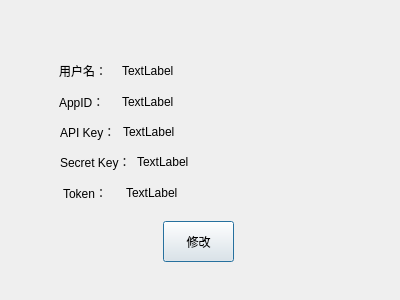
The window that configwidget.ui (slicesteak/SheepOCR) describes before a commit, drawn with Qt 5.
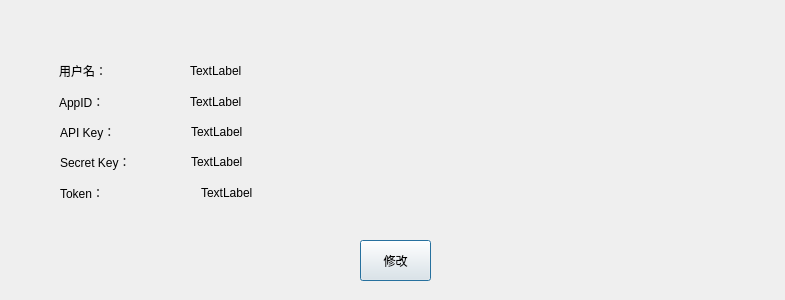
The same window after the commit.

Diff of the .ui file:
```diff
--- a/configwidget.ui
+++ b/configwidget.ui
@@ -6,7 +6,7 @@
    <rect>
     <x>0</x>
     <y>0</y>
-    <width>400</width>
+    <width>785</width>
     <height>300</height>
    </rect>
   </property>
@@ -18,7 +18,7 @@
     <rect>
      <x>60</x>
      <y>150</y>
-     <width>291</width>
+     <width>631</width>
      <height>23</height>
     </rect>
    </property>
@@ -42,9 +42,9 @@
   <widget class="QWidget" name="layoutWidget_5">
    <property name="geometry">
     <rect>
-     <x>63</x>
+     <x>60</x>
      <y>181</y>
-     <width>291</width>
+     <width>681</width>
      <height>23</height>
     </rect>
    </property>
@@ -70,7 +70,7 @@
     <rect>
      <x>59</x>
      <y>59</y>
-     <width>291</width>
+     <width>631</width>
      <height>23</height>
     </rect>
    </property>
@@ -96,7 +96,7 @@
     <rect>
      <x>60</x>
      <y>120</y>
-     <width>291</width>
+     <width>631</width>
      <height>23</height>
     </rect>
    </property>
@@ -120,8 +120,8 @@
   <widget class="QPushButton" name="confirmBtn">
    <property name="geometry">
     <rect>
-     <x>163</x>
-     <y>221</y>
+     <x>360</x>
+     <y>240</y>
      <width>71</width>
      <height>41</height>
     </rect>
@@ -135,7 +135,7 @@
     <rect>
      <x>59</x>
      <y>90</y>
-     <width>291</width>
+     <width>631</width>
      <height>23</height>
     </rect>
    </property>
```
